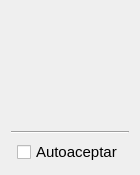
First picture: the form in flanaarena/resources/uis/flanaarena.ui, repository AlberLC/flanaarena, before the edit.
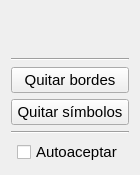
Second picture: the form after the edit.

Commit message: Add lcu.clear_borders and lcu.clear_tokens

```diff
--- a/flanaarena/resources/uis/flanaarena.ui
+++ b/flanaarena/resources/uis/flanaarena.ui
@@ -13,7 +13,7 @@
   <property name="windowTitle">
    <string>Form</string>
   </property>
-  <layout class="QVBoxLayout" name="verticalLayout" stretch="0,0,0">
+  <layout class="QVBoxLayout" name="verticalLayout" stretch="0,0,0,0,0,0">
    <item>
     <layout class="QVBoxLayout" name="verticalLayout_3" stretch="1,0">
      <item>
@@ -50,6 +50,37 @@
      </property>
     </widget>
    </item>
+   <item>
+    <widget class="QPushButton" name="button_clear_borders">
+     <property name="font">
+      <font>
+       <pointsize>11</pointsize>
+      </font>
+     </property>
+     <property name="text">
+      <string>Quitar bordes</string>
+     </property>
+    </widget>
+   </item>
+   <item>
+    <widget class="QPushButton" name="button_clear_tokens">
+     <property name="font">
+      <font>
+       <pointsize>11</pointsize>
+      </font>
+     </property>
+     <property name="text">
+      <string>Quitar símbolos</string>
+     </property>
+    </widget>
+   </item>
+   <item>
+    <widget class="Line" name="line_2">
+     <property name="orientation">
+      <enum>Qt::Horizontal</enum>
+     </property>
+    </widget>
+   </item>
    <item>
     <layout class="QHBoxLayout" name="horizontalLayout_2">
      <item>
```
The commit also changes 4 other files.
